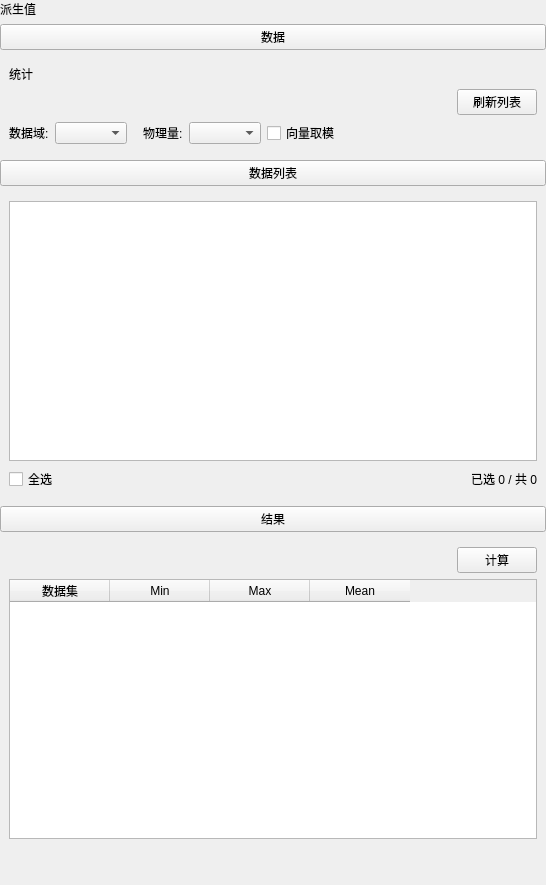
First picture: the form in plugins/Base_PostProcessing/DerivedValueSettingWidget.ui, repository asd977/base_cae, before the edit.
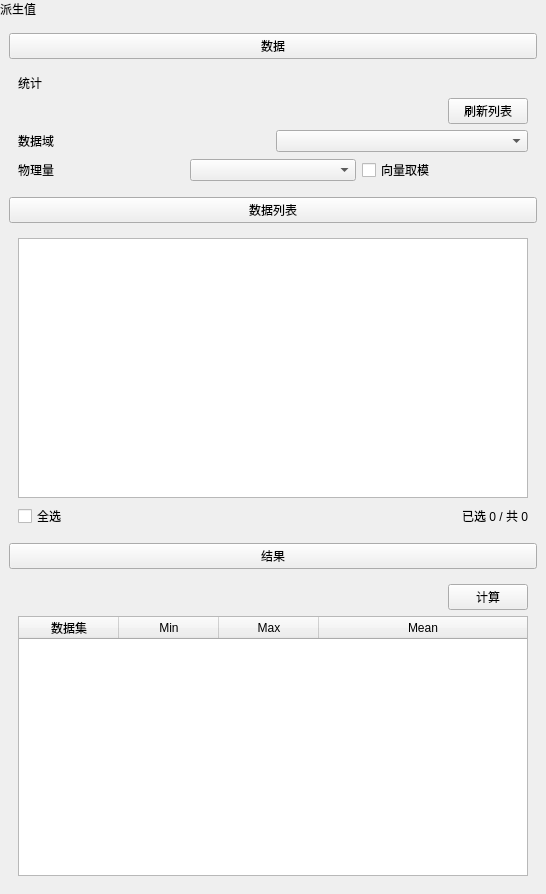
Second picture: the form after the edit.

```diff
--- a/plugins/Base_PostProcessing/DerivedValueSettingWidget.ui
+++ b/plugins/Base_PostProcessing/DerivedValueSettingWidget.ui
@@ -33,6 +33,35 @@
      </property>
     </widget>
    </item>
+   <property name="leftMargin">
+    <number>0</number>
+   </property>
+   <property name="topMargin">
+    <number>0</number>
+   </property>
+   <property name="rightMargin">
+    <number>0</number>
+   </property>
+   <property name="bottomMargin">
+    <number>0</number>
+   </property>
+   <item>
+    <layout class="QVBoxLayout" name="contentLayout">
+     <property name="leftMargin">
+      <number>9</number>
+     </property>
+     <property name="topMargin">
+      <number>9</number>
+     </property>
+     <property name="rightMargin">
+      <number>9</number>
+     </property>
+     <property name="bottomMargin">
+      <number>9</number>
+     </property>
+     <property name="spacing">
+      <number>6</number>
+     </property>
    <item>
     <widget class="QPushButton" name="sectionTitleButton">
      <property name="text">
@@ -48,6 +77,9 @@
      <property name="text">
       <string>统计</string>
      </property>
+          <property name="wordWrap">
+           <bool>false</bool>
+          </property>
     </widget>
    </item>
 <item>
@@ -75,11 +107,16 @@
           </layout>
       </item>
       <item>
-       <layout class="QHBoxLayout" name="topControlsLayout">
+         <layout class="QVBoxLayout" name="topControlsLayout">
+          <item>
+           <layout class="QHBoxLayout" name="derivedRow1">
         <item>
          <widget class="QLabel" name="labelAssoc">
           <property name="text">
-           <string>数据域:</string>
+               <string>数据域</string>
+              </property>
+              <property name="wordWrap">
+               <bool>false</bool>
           </property>
          </widget>
         </item>
@@ -88,33 +125,37 @@
           <property name="toolTip">
            <string>Point Data / Cell Data</string>
           </property>
-         </widget>
-        </item>
-        <item>
-         <spacer name="spacer1">
-          <property name="orientation">
-           <enum>Qt::Horizontal</enum>
-          </property>
-          <property name="sizeType">
-           <enum>QSizePolicy::Fixed</enum>
-          </property>
-          <property name="sizeHint" stdset="0">
+              <property name="minimumSize">
            <size>
             <width>10</width>
-            <height>10</height>
-           </size>
-          </property>
-         </spacer>
-        </item>
+                <height>0</height>
+               </size>
+              </property>
+             </widget>
+            </item>
+           </layout>
+          </item>
+          <item>
+           <layout class="QHBoxLayout" name="derivedRow2">
         <item>
          <widget class="QLabel" name="labelScalar">
           <property name="text">
-           <string>物理量:</string>
+               <string>物理量</string>
+              </property>
+              <property name="wordWrap">
+               <bool>false</bool>
           </property>
          </widget>
         </item>
         <item>
-         <widget class="QComboBox" name="scalarComboBox" />
+             <widget class="QComboBox" name="scalarComboBox">
+              <property name="minimumSize">
+               <size>
+                <width>10</width>
+                <height>0</height>
+               </size>
+              </property>
+             </widget>
         </item>
         <item>
          <widget class="QCheckBox" name="magnitudeCheckBox">
@@ -123,18 +164,7 @@
           </property>
          </widget>
         </item>
-        <item>
-         <spacer name="spacer2">
-          <property name="orientation">
-           <enum>Qt::Horizontal</enum>
-          </property>
-          <property name="sizeHint" stdset="0">
-           <size>
-            <width>20</width>
-            <height>10</height>
-           </size>
-          </property>
-         </spacer>
+           </layout>
         </item>
        </layout>
       </item>
@@ -202,6 +232,9 @@
             <property name="alignment">
              <set>Qt::AlignRight|Qt::AlignTrailing|Qt::AlignVCenter</set>
             </property>
+              <property name="wordWrap">
+               <bool>false</bool>
+              </property>
            </widget>
           </item>
          </layout>
@@ -249,7 +282,7 @@
        <widget class="QTableWidget" name="statsTable">
  <property name="minimumSize">
   <size>
-   <width>480</width>
+            <width>10</width>
    <height>260</height>
   </size>
  </property>
@@ -279,6 +312,9 @@
    <string>Mean</string>
   </property>
  </column>
+          <attribute name="horizontalHeaderStretchLastSection">
+           <bool>true</bool>
+          </attribute>
 </widget>
       </item>
      </layout>
@@ -296,6 +332,8 @@
       </size>
      </property>
     </spacer>
+     </item>
+    </layout>
    </item>
 </layout>
  </widget>
```
Left out of the diff: 22 changed lines with no effect on the pictures. Lines whose indentation alone changed are shown as unchanged.
